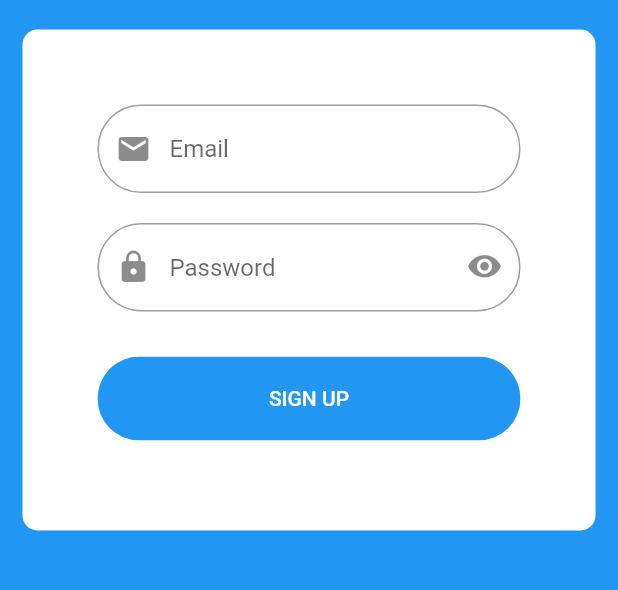
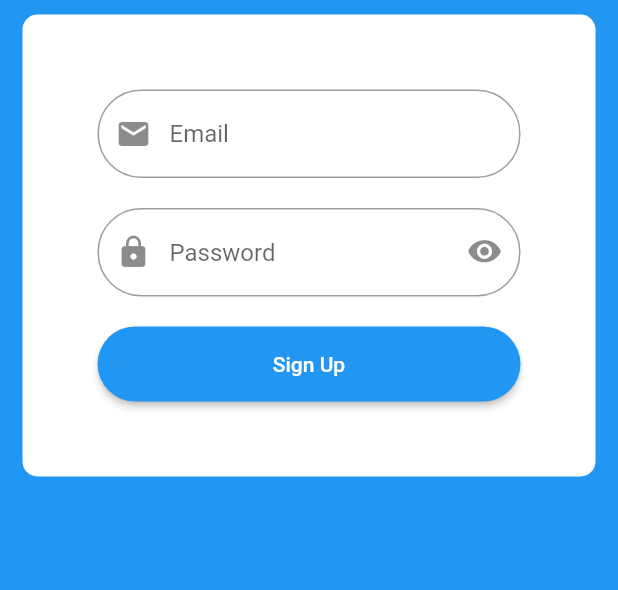
Before and after one commit to efe-egbevwie/BlueChat, a Flutter app: the SignUpScreen screen opened by its route, on a phone screen of 412 x 824 dp, the part 260-850 px from its top. Run offline on Flutter 3.47's test engine with Material 2 defaults, Android fonts, the phone set to English and light mode, and no system bars; drawn by our look-alikes of streaming_shared_preferences; our stand-ins replace cloud_firestore, firebase_auth, firebase_core, firebase_storage, flushbar, flutter_svg and 3 more; accounts and stored records are empty.

Commit message:
Added SignUpViewModel and removed logic from signup screen

```diff
--- a/lib/main.dart
+++ b/lib/main.dart
@@ -6,6 +6,7 @@ import 'package:bluechat/services/auth.dart';
 import 'package:bluechat/services/auth_state.dart';
 import 'package:bluechat/services/shared_prefs.dart';
 import 'package:bluechat/view_models/login_view_model.dart';
+import 'package:bluechat/view_models/signup_view_model.dart';
 import 'package:firebase_core/firebase_core.dart';
 import 'package:flutter/material.dart';
 import 'package:get/get.dart';
@@ -33,7 +34,8 @@ class MyApp extends StatelessWidget {
     return MultiProvider(
       providers: [
         ChangeNotifierProvider(create: (context) => AuthService()),
-        ChangeNotifierProvider(create: (context) => LoginViewModel())
+        ChangeNotifierProvider(create: (context) => LoginViewModel()),
+        ChangeNotifierProvider(create: (context) => SignUpViewModel())
       ],
       child: PreferenceBuilder<String>(
         preference: authState.uid,
--- a/lib/services/auth.dart
+++ b/lib/services/auth.dart
@@ -88,7 +88,7 @@ class AuthService extends ChangeNotifier {
           authErrorMessage =
               'Email already associated with an account. Sign in instead';
           break;
-        case 'auth/invalid-email':
+        case 'invalid-email':
           authErrorMessage = 'Please enter a valid email';
           break;
         default:
--- a/lib/ui/authenticate/login.dart
+++ b/lib/ui/authenticate/login.dart
@@ -1,5 +1,3 @@
-import 'package:bluechat/service_locator.dart';
-import 'package:bluechat/services/auth.dart';
 import 'package:bluechat/view_models/login_view_model.dart';
 import 'package:flutter/material.dart';
 import 'package:flutter_svg/svg.dart';
@@ -91,7 +89,7 @@ class _SignInScreenState extends State<SignInScreen> {
                   const SizedBox(height: 20),
                   Row(mainAxisAlignment: MainAxisAlignment.center, children: [
                     loginViewModel.isLoading
-                        ? CircularProgressIndicator()
+                        ? CircularProgressIndicator(backgroundColor: Theme.of(context).primaryColor)
                         : Expanded(
                           child: ElevatedButton(
                               child: Text('Sign in'),
--- a/lib/ui/authenticate/signup.dart
+++ b/lib/ui/authenticate/signup.dart
@@ -1,4 +1,5 @@
 import 'package:bluechat/services/auth.dart';
+import 'package:bluechat/view_models/signup_view_model.dart';
 import 'package:bluechat/widgets/widgets.dart';
 import 'package:flushbar/flushbar.dart';
 import 'package:flutter/material.dart';
@@ -15,9 +16,22 @@ class SignUpScreen extends StatefulWidget {
 }
 
 class _SignUpScreenState extends State<SignUpScreen> {
+  bool obscureText = true;
+  final _formKey = GlobalKey<FormState>();
+  final emailController = TextEditingController();
+  final passwordController = TextEditingController();
+
+  @override
+  void dispose() {
+    super.dispose();
+    emailController.dispose();
+    passwordController.dispose();
+  }
+
   @override
   Widget build(BuildContext context) {
-    final authService = Provider.of<AuthService>(context);
+    final signUpViewModel = Provider.of<SignUpViewModel>(context);
+    Size size = MediaQuery.of(context).size;
 
     return Scaffold(
       body: Container(
@@ -34,15 +48,77 @@ class _SignUpScreenState extends State<SignUpScreen> {
                       color: Colors.white,
                       fontSize: 20,
                     )),
-               const SizedBox(height: 10),
-                LoginAndSignUpWidget(
-                  buttonText: 'SIGN UP',
-                  routeToNavigate: RouteGenerator.homeScreen,
-                  onPressed: () {
-                    FocusScope.of(context).unfocus();
-                    signUpSubmit();
-                  },
-                )
+                Container(
+                  padding: EdgeInsets.symmetric(vertical: 50.0, horizontal: 50.0),
+                  margin: EdgeInsets.symmetric(vertical: 10),
+                  decoration: BoxDecoration(
+                    borderRadius: BorderRadius.circular(10.0),
+                    color: Colors.white,
+                  ),
+                  child: Form(
+                    key: _formKey,
+                    child: Column(
+                      crossAxisAlignment: CrossAxisAlignment.start,
+                      children: <Widget>[
+                        TextFormField(
+                          decoration: InputDecoration(
+                            prefixIcon: Icon(Icons.mail),
+                            hintText: 'Email',
+                            border: OutlineInputBorder(
+                                borderRadius: BorderRadius.circular(29)),
+                          ),
+                          validator: (val) =>
+                          val.isEmpty ? 'Please enter an email' : null,
+                          controller: emailController,
+                        ),
+                        SizedBox(height: 20),
+                        TextFormField(
+                          decoration: InputDecoration(
+                              prefixIcon: Icon(Icons.lock),
+                              suffixIcon: IconButton(
+                                icon: Icon(Icons.visibility_sharp),
+                                onPressed: () {
+                                  setState(() {
+                                    obscureText = !obscureText;
+                                  });
+                                },
+                              ),
+                              hintText: 'Password',
+                              border: OutlineInputBorder(
+                                  borderRadius: BorderRadius.circular(29))),
+                          obscureText: obscureText,
+                          validator: (val) => val.length < 6
+                              ? 'Please input a password with 6 or more characters'
+                              : null,
+                          controller: passwordController,
+                        ),
+                        const SizedBox(height: 20),
+                        Row(mainAxisAlignment: MainAxisAlignment.center, children: [
+                          signUpViewModel.isLoading
+                              ? CircularProgressIndicator(backgroundColor: Theme.of(context).primaryColor)
+                              : Expanded(
+                            child: ElevatedButton(
+                              child: Text('Sign Up'),
+                              style: ElevatedButton.styleFrom(
+                                  primary: Theme.of(context).primaryColor,
+                                  minimumSize: Size(size.width * 0.8, 50),
+                                  shape: RoundedRectangleBorder(
+                                      borderRadius: BorderRadius.circular(30))),
+                              onPressed: () {
+                                if (_formKey.currentState.validate()) {
+                                  FocusScope.of(context).unfocus();
+                                  signUpViewModel.signUp(
+                                      email: emailController.text.trim(),
+                                      password: passwordController.text.trim());
+                                }
+                              },
+                            ),
+                          ),
+                        ]),
+                      ],
+                    ),
+                  ),
+                ),
               ],
             ),
           )),
--- a/lib/view_models/login_view_model.dart
+++ b/lib/view_models/login_view_model.dart
@@ -7,20 +7,18 @@ import 'package:flutter/material.dart';
 import 'package:get/get.dart';
 
 class LoginViewModel extends BaseModel {
-  var authService = locator<AuthService>();
+  final AuthService _authService = locator<AuthService>();
   final NavigationService _navigationService = locator<NavigationService>();
 
-  String email;
-  String password;
 
   Future login({@required String email, @required String password}) async {
     setLoading(true);
 
-    dynamic result = await authService.signInWithEmailAndPassword(email, password);
+    dynamic result = await _authService.signInWithEmailAndPassword(email, password);
     setLoading(false);
 
     if (result == null) {
-      _showErrorSnackBar(authService.authErrorMessage);
+      _showErrorSnackBar(_authService.authErrorMessage);
       setLoading(false);
     }else{
       _navigationService.pop();
```
Also changed, not shown: lib/view_models/signup_view_model.dart (+37 -0 lines).
